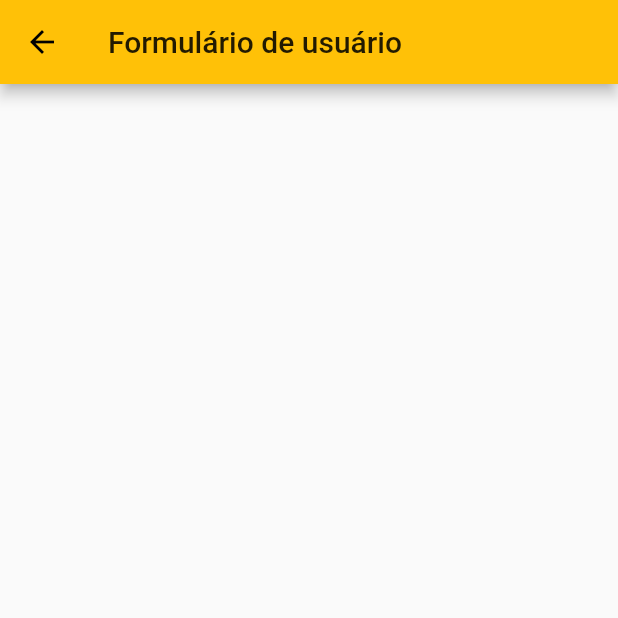
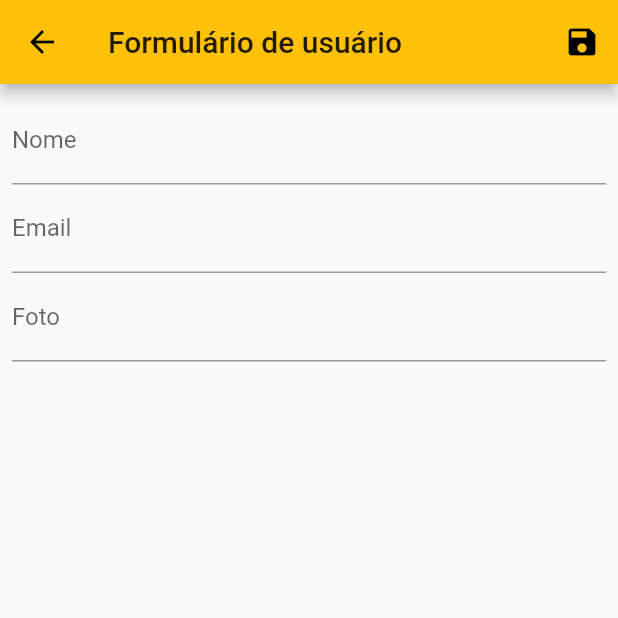
Before and after one commit to ollinmagno/flutter_crud, a Flutter app: the UserForm screen opened by its route, on a phone screen of 412 x 824 dp, the top half of it. Run offline on Flutter 3.47's test engine with Material 2 defaults, Android fonts, the phone set to English and light mode, and no system bars; network calls fail.

Commit message:
lógica para adicionar usuário

```diff
--- a/lib/components/user.tile.dart
+++ b/lib/components/user_tile.dart
@@ -5,9 +5,8 @@ import 'package:flutter_crud/routes/app_routes.dart';
 
 class UserTile extends StatelessWidget {
   final User user;
-  final UsersDAO usersDAO;
+  const UserTile(this.user);
 
-  const UserTile(this.user, {this.usersDAO});
   @override
   Widget build(BuildContext context) {
     final avatar = user.avatarUrl == null || user.avatarUrl.isEmpty
--- a/lib/models/user_form.dart
+++ b/lib/models/user_form.dart
@@ -1,14 +1,96 @@
+import 'package:flutter/material.dart';
+import 'package:flutter_crud/provider/users_dao.dart';
+import 'package:provider/provider.dart';
 
-import 'package:flutter/material.dart';
+import 'user_model.dart';
 
 class UserForm extends StatelessWidget {
+  final _formKey = GlobalKey<FormState>();
+  final _focusNode = FocusNode();
+  final _nextFocus = FocusNode();
+  final Map<String, String> _formData = {};
+
   @override
   Widget build(BuildContext context) {
     return Scaffold(
       appBar: AppBar(
         title: const Text('Formulário de usuário'),
+        actions: <Widget>[
+          IconButton(
+            icon: Icon(Icons.save),
+            onPressed: () {
+              final bool isValid = _validateForm();
+
+              if (isValid) {
+                _formKey.currentState.save();
+                Provider.of<UsersDAO>(context, listen: false).put(
+                  User(
+                    id  : _formData['id'],
+                    name: _formData['name'],
+                    email: _formData['email'],
+                    avatarUrl: _formData['avatarUrl']
+                  ),
+                );
+                Navigator.of(context).pop();
+              }
+            },
+          ),
+        ],
       ),
-
+      body: Form(
+        key: _formKey,
+        child: Padding(
+          padding: const EdgeInsets.all(8),
+          child: Column(
+            children: <Widget>[
+              TextFormField(
+                decoration: InputDecoration(
+                  labelText: "Nome",
+                ),
+                focusNode: _focusNode,
+                onFieldSubmitted: (String text) {
+                  if (_nextFocus != null) {
+                    FocusScope.of(context).requestFocus(_nextFocus);
+                  }
+                },
+                onSaved: (value) => _formData['nome'] = value,
+                validator: (value) {
+                  if (value == null || value.trim().isEmpty) {
+                    return 'Nome inválido';
+                  }
+                  if (value.length < 3) {
+                    return 'Insira um nome maior';
+                  }
+                  return null;
+                },
+              ),
+              TextFormField(
+                decoration: InputDecoration(labelText: "Email"),
+                focusNode: _nextFocus,
+                onSaved: (value) => _formData['email'] = value,
+                validator: (value) {
+                  if (value == null || value.trim().isEmpty) {
+                    return 'Email inválido';
+                  }
+                  return null;
+                },
+              ),
+              TextFormField(
+                decoration: InputDecoration(labelText: "Foto"),
+                onSaved: (value) => _formData['avatarUrl'] = value,
+              ),
+            ],
+          ),
+        ),
+      ),
     );
   }
+
+  bool _validateForm() {
+    final bool _formOk = _formKey.currentState.validate();
+    if (!_formOk) {
+      return false;
+    }
+    return true;
+  }
 }
--- a/lib/user_list.dart
+++ b/lib/user_list.dart
@@ -1,7 +1,7 @@
 import 'package:flutter/material.dart';
 import 'package:flutter_crud/routes/app_routes.dart';
 import 'package:provider/provider.dart';
-import 'components/user.tile.dart';
+import 'components/user_tile.dart';
 import 'models/user_model.dart';
 import 'provider/users_dao.dart';
 
@@ -16,7 +16,8 @@ class UserList extends StatelessWidget {
         actions: <Widget>[
            IconButton(
             icon: Icon(Icons.add),
-            onPressed: () => Navigator.of(context).pushNamed(AppRoutes.USER_FORM),
+            onPressed: () => Navigator.of(context).
+            pushNamed(AppRoutes.USER_FORM, arguments: usersDAO),
           ),
         ],
       ),
```
Also changed, not shown: lib/provider/users_dao.dart (+5 -2 lines).
